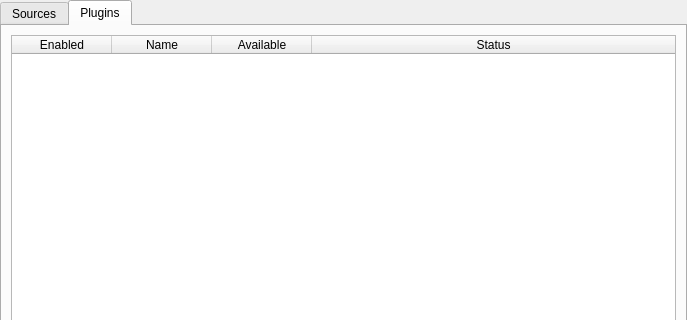
This is FugioApp/plugins/pluginsform.ui in bigfug/Fugio as Qt 5 draws it before an edit; both pictures show x 0 to 687 and y 0 to 320 of the 687 by 646 pixel window. The edited form follows.
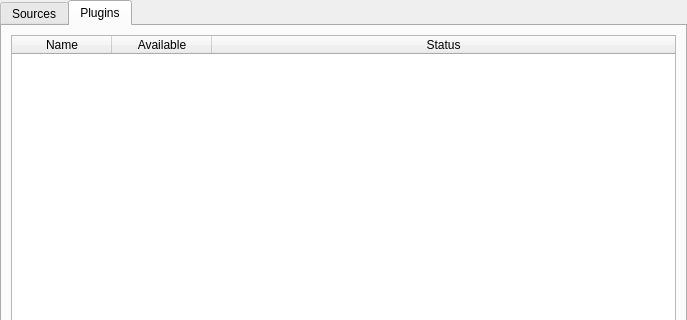
This is the edited form.

What changed in the file:
```diff
--- a/FugioApp/plugins/pluginsform.ui
+++ b/FugioApp/plugins/pluginsform.ui
@@ -197,7 +197,7 @@
           <enum>QAbstractItemView::SelectRows</enum>
          </property>
          <property name="columnCount">
-          <number>4</number>
+          <number>3</number>
          </property>
          <attribute name="horizontalHeaderStretchLastSection">
           <bool>true</bool>
@@ -205,11 +205,6 @@
          <attribute name="verticalHeaderVisible">
           <bool>false</bool>
          </attribute>
-         <column>
-          <property name="text">
-           <string>Enabled</string>
-          </property>
-         </column>
          <column>
           <property name="text">
            <string>Name</string>
```
